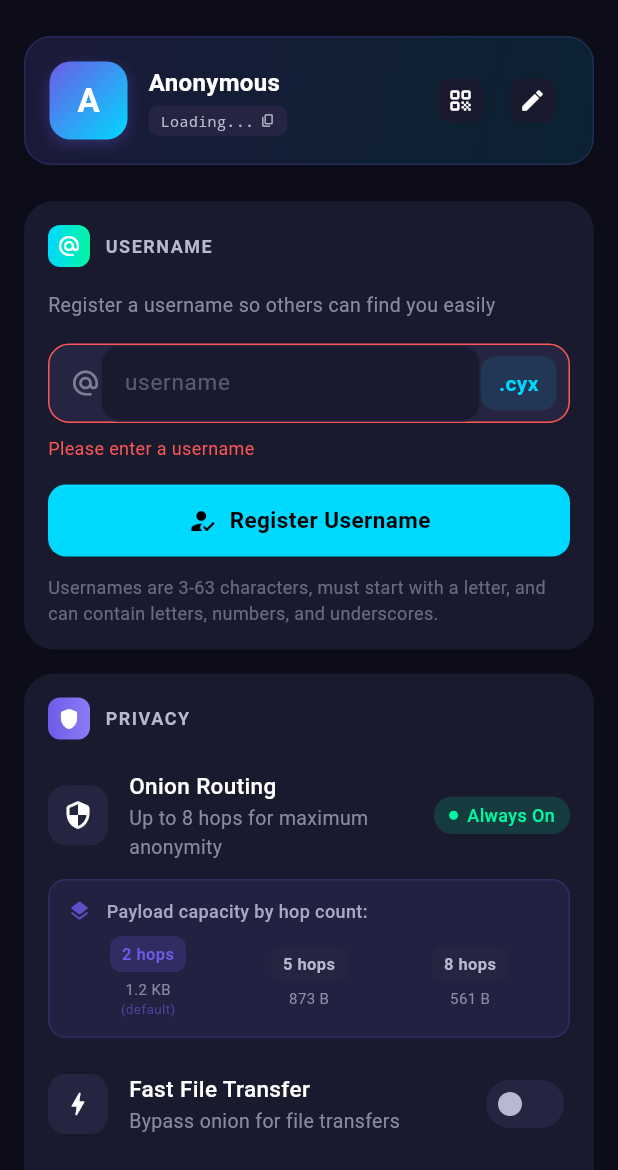
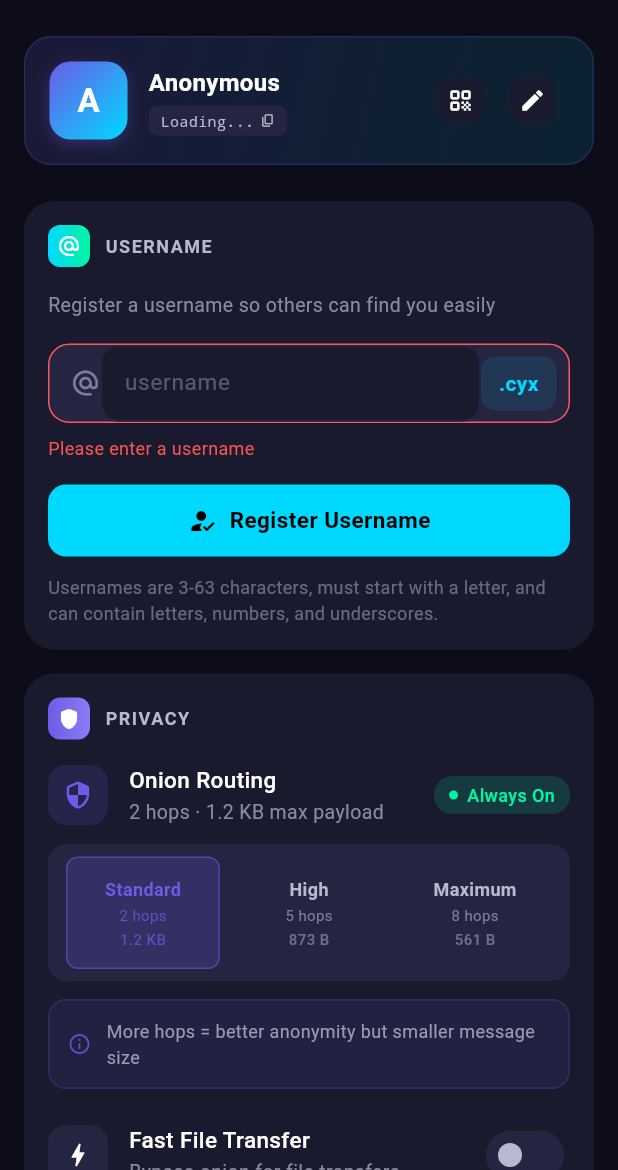
Before and after one commit to code3hr/cyxchat, a Flutter app: the SettingsScreen screen opened directly, after a tap on "Register Username", on a phone screen of 412 x 824 dp, the part 66-1236 px from its top. Run offline on Flutter 3.47's test engine with Material 3 defaults, Android fonts, the phone set to English and light mode, and no system bars; our stand-ins replace device_info_plus, equatable, file_picker, flutter_riverpod, flutter_secure_storage, just_audio and 6 more; missing offline and left inert: dart:ffi, encrypt, flutter_webrtc, mobile_scanner, record; accounts and stored records are empty.

Commit message:
feat: Add user-configurable onion hop count setting
C Library:
- Add cyxchat_set_hop_count() and cyxchat_get_hop_count() functions
- Wrapper for cyxwiz onion hop count API

Flutter App:
- Add onionHopCount setting to settings provider (persisted)
- Add interactive hop selector in Privacy settings (Standard/High/Maximum)
- Display current hop count and payload capacity
- Apply setting on connection and when changed

Users can now choose between:
- Standard (2 hops): 1.2 KB payload, good balance
- High (5 hops): 873 B payload, better anonymity
- Maximum (8 hops): 561 B payload, best anonymity

🤖 Generated with [Claude Code](https://claude.com/claude-code)

Co-Authored-By: Claude Opus 4.5 <noreply@anthropic.com>

```diff
--- a/app/lib/ffi/bindings.dart
+++ b/app/lib/ffi/bindings.dart
@@ -162,6 +162,18 @@ class CyxChatBindings {
   int chatPoll(int nowMs) {
     if (_chatCtx == null) return 0;
     return _native.cyxchat_poll(_chatCtx!, nowMs);
+  }
+
+  /// Set preferred onion routing hop count (1-8, or 0 for auto)
+  void setHopCount(int hopCount) {
+    if (_chatCtx == null) return;
+    _native.cyxchat_set_hop_count(_chatCtx!, hopCount);
+  }
+
+  /// Get current onion routing hop count (0 = auto)
+  int getHopCount() {
+    if (_chatCtx == null) return 0;
+    return _native.cyxchat_get_hop_count(_chatCtx!);
   }
 
   /// Get next received message
@@ -2274,6 +2286,15 @@ class CyxChatNative {
   late final cyxchat_file_set_conn_ctx = _lib.lookupFunction<
       Void Function(Pointer<Void>, Pointer<Void>),
       void Function(Pointer<Void>, Pointer<Void>)>('cyxchat_file_set_conn_ctx');
+
+  // Hop count functions
+  late final cyxchat_set_hop_count = _lib.lookupFunction<
+      Void Function(Pointer<Void>, Uint8),
+      void Function(Pointer<Void>, int)>('cyxchat_set_hop_count');
+
+  late final cyxchat_get_hop_count = _lib.lookupFunction<
+      Uint8 Function(Pointer<Void>),
+      int Function(Pointer<Void>)>('cyxchat_get_hop_count');
 }
 
 // Error codes
--- a/app/lib/providers/chat_provider.dart
+++ b/app/lib/providers/chat_provider.dart
@@ -547,6 +547,16 @@ class ChatProvider extends ChangeNotifier {
     }
   }
 
+  /// Set preferred onion routing hop count
+  void setHopCount(int hopCount) {
+    _bindings.setHopCount(hopCount);
+  }
+
+  /// Get current onion routing hop count
+  int getHopCount() {
+    return _bindings.getHopCount();
+  }
+
   @override
   void dispose() {
     shutdown();
@@ -660,4 +670,14 @@ class ChatActions {
       newText: newText,
     );
   }
+
+  /// Set preferred onion routing hop count (1-8, or 0 for auto)
+  void setHopCount(int hopCount) {
+    _ref.read(chatNotifierProvider).setHopCount(hopCount);
+  }
+
+  /// Get current onion routing hop count (0 = auto)
+  int getHopCount() {
+    return _ref.read(chatNotifierProvider).getHopCount();
+  }
 }
--- a/app/lib/providers/network_provider.dart
+++ b/app/lib/providers/network_provider.dart
@@ -221,6 +221,9 @@ class ConnectionActions {
       // Apply direct file transfer setting
       fileProvider.setDirectMode(settings.directFileTransfer);
 
+      // Apply hop count setting
+      chatProvider.setHopCount(settings.onionHopCount);
+
       // Wire up file context to connection for direct mode file routing
       // This allows direct P2P file messages to bypass onion and reach file module
       CyxChatBindings.instance.connSetFileCtx();
--- a/app/lib/providers/settings_provider.dart
+++ b/app/lib/providers/settings_provider.dart
@@ -8,6 +8,7 @@ class SettingsKeys {
   static const String directFileTransfer = 'direct_file_transfer';
   static const String videoCallsEnabled = 'video_calls_enabled';
   static const String hasSeenCallPrivacyWarning = 'has_seen_call_privacy_warning';
+  static const String onionHopCount = 'onion_hop_count';
 }
 
 /// Check for dart-define override
@@ -25,6 +26,7 @@ class SettingsDefaults {
   static const bool directFileTransfer = false;
   static const bool videoCallsEnabled = false; // Off by default for privacy
   static const bool hasSeenCallPrivacyWarning = false;
+  static const int onionHopCount = 2; // Default 2 hops (good balance)
 }
 
 /// Settings state
@@ -34,6 +36,7 @@ class AppSettings {
   final bool directFileTransfer;
   final bool videoCallsEnabled;
   final bool hasSeenCallPrivacyWarning;
+  final int onionHopCount;
 
   const AppSettings({
     this.bootstrapServer = '',
@@ -41,6 +44,7 @@ class AppSettings {
     this.directFileTransfer = false,
     this.videoCallsEnabled = false,
     this.hasSeenCallPrivacyWarning = false,
+    this.onionHopCount = 2,
   });
 
   AppSettings copyWith({
@@ -49,6 +53,7 @@ class AppSettings {
     bool? directFileTransfer,
     bool? videoCallsEnabled,
     bool? hasSeenCallPrivacyWarning,
+    int? onionHopCount,
   }) {
     return AppSettings(
       bootstrapServer: bootstrapServer ?? this.bootstrapServer,
@@ -56,12 +61,28 @@ class AppSettings {
       directFileTransfer: directFileTransfer ?? this.directFileTransfer,
       videoCallsEnabled: videoCallsEnabled ?? this.videoCallsEnabled,
       hasSeenCallPrivacyWarning: hasSeenCallPrivacyWarning ?? this.hasSeenCallPrivacyWarning,
+      onionHopCount: onionHopCount ?? this.onionHopCount,
     );
   }
 
   /// Get combined server string for connection
   /// Format: "ip:port" for bootstrap, same server used for relay
   String get connectionBootstrap => bootstrapServer;
+
+  /// Get payload capacity for current hop count
+  String get hopPayloadCapacity {
+    switch (onionHopCount) {
+      case 1: return '1.3 KB';
+      case 2: return '1.2 KB';
+      case 3: return '1.1 KB';
+      case 4: return '977 B';
+      case 5: return '873 B';
+      case 6: return '769 B';
+      case 7: return '665 B';
+      case 8: return '561 B';
+      default: return '1.2 KB';
+    }
+  }
 }
 
 /// Settings notifier
@@ -87,6 +108,8 @@ class SettingsNotifier extends StateNotifier<AppSettings> {
           SettingsDefaults.videoCallsEnabled,
       hasSeenCallPrivacyWarning: prefs.getBool(SettingsKeys.hasSeenCallPrivacyWarning) ??
           SettingsDefaults.hasSeenCallPrivacyWarning,
+      onionHopCount: prefs.getInt(SettingsKeys.onionHopCount) ??
+          SettingsDefaults.onionHopCount,
     );
   }
 
@@ -128,6 +151,15 @@ class SettingsNotifier extends StateNotifier<AppSettings> {
     await prefs.setBool(SettingsKeys.hasSeenCallPrivacyWarning, value);
     state = state.copyWith(hasSeenCallPrivacyWarning: value);
   }
+
+  /// Set onion routing hop count (1-8)
+  Future<void> setOnionHopCount(int value) async {
+    // Clamp to valid range
+    final clampedValue = value.clamp(1, 8);
+    final prefs = await SharedPreferences.getInstance();
+    await prefs.setInt(SettingsKeys.onionHopCount, clampedValue);
+    state = state.copyWith(onionHopCount: clampedValue);
+  }
 }
 
 /// Provider
--- a/app/lib/screens/settings_screen.dart
+++ b/app/lib/screens/settings_screen.dart
@@ -8,6 +8,7 @@ import '../providers/dns_provider.dart';
 import '../providers/settings_provider.dart';
 import '../providers/network_provider.dart';
 import '../providers/file_provider.dart';
+import '../providers/chat_provider.dart';
 import '../services/identity_service.dart';
 import '../services/log_service.dart';
 import '../models/identity.dart';
@@ -92,60 +93,8 @@ class SettingsScreen extends ConsumerWidget {
                   icon: Icons.shield_rounded,
                   iconGradient: const [AppColors.primary, AppColors.primaryLight],
                   children: [
-                    // Onion routing info tile (informational only)
-                    _SettingsTile(
-                      icon: Icons.security_rounded,
-                      title: 'Onion Routing',
-                      subtitle: 'Up to 8 hops for maximum anonymity',
-                      trailing: const _StatusChip(label: 'Always On', isActive: true),
-                      onTap: null,
-                    ),
-                    // Info box about onion routing with hop details
-                    Padding(
-                      padding: const EdgeInsets.fromLTRB(16, 0, 16, 12),
-                      child: Container(
-                        padding: const EdgeInsets.all(12),
-                        decoration: BoxDecoration(
-                          color: AppColors.primary.withOpacity(0.1),
-                          borderRadius: BorderRadius.circular(12),
-                          border: Border.all(
-                            color: AppColors.primary.withOpacity(0.2),
-                          ),
-                        ),
-                        child: Column(
-                          crossAxisAlignment: CrossAxisAlignment.start,
-                          children: [
-                            Row(
-                              children: [
-                                Icon(
-                                  Icons.layers_rounded,
-                                  size: 16,
-                                  color: AppColors.primary.withOpacity(0.8),
-                                ),
-                                const SizedBox(width: 10),
-                                Text(
-                                  'Payload capacity by hop count:',
-                                  style: TextStyle(
-                                    fontSize: 12,
-                                    fontWeight: FontWeight.w500,
-                                    color: AppColors.textDarkSecondary.withOpacity(0.9),
-                                  ),
-                                ),
-                              ],
-                            ),
-                            const SizedBox(height: 8),
-                            Row(
-                              mainAxisAlignment: MainAxisAlignment.spaceAround,
-                              children: [
-                                _HopInfo(hops: 2, payload: '1.2 KB', isDefault: true),
-                                _HopInfo(hops: 5, payload: '873 B', isDefault: false),
-                                _HopInfo(hops: 8, payload: '561 B', isDefault: false),
-                              ],
-                            ),
-                          ],
-                        ),
-                      ),
-                    ),
+                    // Onion routing hop count selector
+                    const _OnionHopSelector(),
                     // Fast file transfer toggle
                     const _FastFileTransferTile(),
                     // Video calls toggle
@@ -1933,55 +1882,203 @@ class _LogStat extends StatelessWidget {
   }
 }
 
-/// Hop info display for onion routing
-class _HopInfo extends StatelessWidget {
-  final int hops;
-  final String payload;
-  final bool isDefault;
-
-  const _HopInfo({
-    required this.hops,
-    required this.payload,
-    required this.isDefault,
-  });
+/// Onion hop count selector
+class _OnionHopSelector extends ConsumerWidget {
+  const _OnionHopSelector();
+
+  static const _hopOptions = [
+    (hops: 2, label: 'Standard', payload: '1.2 KB', desc: 'Good balance'),
+    (hops: 5, label: 'High', payload: '873 B', desc: 'Better anonymity'),
+    (hops: 8, label: 'Maximum', payload: '561 B', desc: 'Best anonymity'),
+  ];
 
   @override
-  Widget build(BuildContext context) {
+  Widget build(BuildContext context, WidgetRef ref) {
+    final settings = ref.watch(settingsProvider);
+    final currentHops = settings.onionHopCount;
+
     return Column(
       children: [
-        Container(
-          padding: const EdgeInsets.symmetric(horizontal: 8, vertical: 4),
-          decoration: BoxDecoration(
-            color: isDefault
-                ? AppColors.primary.withOpacity(0.2)
-                : AppColors.bgDarkTertiary,
-            borderRadius: BorderRadius.circular(8),
-          ),
-          child: Text(
-            '$hops hops',
-            style: TextStyle(
-              fontSize: 11,
-              fontWeight: FontWeight.w600,
-              color: isDefault ? AppColors.primary : AppColors.textDarkSecondary,
-            ),
+        // Header tile
+        Padding(
+          padding: const EdgeInsets.symmetric(horizontal: 16, vertical: 8),
+          child: Row(
+            children: [
+              Container(
+                width: 40,
+                height: 40,
+                decoration: BoxDecoration(
+                  color: AppColors.primary.withOpacity(0.15),
+                  borderRadius: BorderRadius.circular(12),
+                ),
+                child: const Icon(
+                  Icons.security_rounded,
+                  size: 20,
+                  color: AppColors.primary,
+                ),
+              ),
+              const SizedBox(width: 14),
+              Expanded(
+                child: Column(
+                  crossAxisAlignment: CrossAxisAlignment.start,
+                  children: [
+                    const Text(
+                      'Onion Routing',
+                      style: TextStyle(
+                        fontSize: 15,
+                        fontWeight: FontWeight.w500,
+                        color: AppColors.textDark,
+                      ),
+                    ),
+                    const SizedBox(height: 2),
+                    Text(
+                      '$currentHops hops · ${settings.hopPayloadCapacity} max payload',
+                      style: TextStyle(
+                        fontSize: 13,
+                        color: AppColors.textDarkSecondary.withOpacity(0.7),
+                      ),
+                    ),
+                  ],
+                ),
+              ),
+              Container(
+                padding: const EdgeInsets.symmetric(horizontal: 10, vertical: 4),
+                decoration: BoxDecoration(
+                  color: AppColors.accentGreen.withOpacity(0.15),
+                  borderRadius: BorderRadius.circular(12),
+                ),
+                child: Row(
+                  mainAxisSize: MainAxisSize.min,
+                  children: [
+                    Container(
+                      width: 6,
+                      height: 6,
+                      decoration: const BoxDecoration(
+                        color: AppColors.accentGreen,
+                        shape: BoxShape.circle,
+                      ),
+                    ),
+                    const SizedBox(width: 6),
+                    const Text(
+                      'Always On',
+                      style: TextStyle(
+                        fontSize: 12,
+                        fontWeight: FontWeight.w500,
+                        color: AppColors.accentGreen,
+                      ),
+                    ),
+                  ],
+                ),
+              ),
+            ],
           ),
         ),
-        const SizedBox(height: 4),
-        Text(
-          payload,
-          style: TextStyle(
-            fontSize: 10,
-            color: AppColors.textDarkSecondary.withOpacity(0.7),
+        // Hop selector buttons
+        Padding(
+          padding: const EdgeInsets.fromLTRB(16, 4, 16, 12),
+          child: Container(
+            padding: const EdgeInsets.all(8),
+            decoration: BoxDecoration(
+              color: AppColors.bgDarkTertiary,
+              borderRadius: BorderRadius.circular(12),
+            ),
+            child: Row(
+              children: _hopOptions.map((option) {
+                final isSelected = currentHops == option.hops;
+                return Expanded(
+                  child: GestureDetector(
+                    onTap: () {
+                      ref.read(settingsProvider.notifier).setOnionHopCount(option.hops);
+                      // Apply to C library immediately
+                      ref.read(chatActionsProvider).setHopCount(option.hops);
+                    },
+                    child: Container(
+                      margin: const EdgeInsets.symmetric(horizontal: 4),
+                      padding: const EdgeInsets.symmetric(vertical: 12),
+                      decoration: BoxDecoration(
+                        color: isSelected
+                            ? AppColors.primary.withOpacity(0.2)
+                            : Colors.transparent,
+                        borderRadius: BorderRadius.circular(8),
+                        border: isSelected
+                            ? Border.all(color: AppColors.primary.withOpacity(0.5))
+                            : null,
+                      ),
+                      child: Column(
+                        children: [
+                          Text(
+                            option.label,
+                            style: TextStyle(
+                              fontSize: 12,
+                              fontWeight: FontWeight.w600,
+                              color: isSelected
+                                  ? AppColors.primary
+                                  : AppColors.textDarkSecondary,
+                            ),
+                          ),
+                          const SizedBox(height: 2),
+                          Text(
+                            '${option.hops} hops',
+                            style: TextStyle(
+                              fontSize: 10,
+                              color: isSelected
+                                  ? AppColors.primary.withOpacity(0.8)
+                                  : AppColors.textDarkSecondary.withOpacity(0.6),
+                            ),
+                          ),
+                          const SizedBox(height: 2),
+                          Text(
+                            option.payload,
+                            style: TextStyle(
+                              fontSize: 10,
+                              fontWeight: FontWeight.w500,
+                              color: isSelected
+                                  ? AppColors.primary.withOpacity(0.7)
+                                  : AppColors.textDarkSecondary.withOpacity(0.5),
+                            ),
+                          ),
+                        ],
+                      ),
+                    ),
+                  ),
+                );
+              }).toList(),
+            ),
           ),
         ),
-        if (isDefault)
-          Text(
-            '(default)',
-            style: TextStyle(
-              fontSize: 9,
-              color: AppColors.primary.withOpacity(0.6),
-            ),
-          ),
+        // Info text
+        Padding(
+          padding: const EdgeInsets.fromLTRB(16, 0, 16, 12),
+          child: Container(
+            padding: const EdgeInsets.all(12),
+            decoration: BoxDecoration(
+              color: AppColors.primary.withOpacity(0.1),
+              borderRadius: BorderRadius.circular(12),
+              border: Border.all(
+                color: AppColors.primary.withOpacity(0.2),
+              ),
+            ),
+            child: Row(
+              children: [
+                Icon(
+                  Icons.info_outline_rounded,
+                  size: 16,
+                  color: AppColors.primary.withOpacity(0.8),
+                ),
+                const SizedBox(width: 10),
+                Expanded(
+                  child: Text(
+                    'More hops = better anonymity but smaller message size',
+                    style: TextStyle(
+                      fontSize: 12,
+                      color: AppColors.textDarkSecondary.withOpacity(0.8),
+                    ),
+                  ),
+                ),
+              ],
+            ),
+          ),
+        ),
       ],
     );
   }
```
Also changed, not shown: 2 other files.
